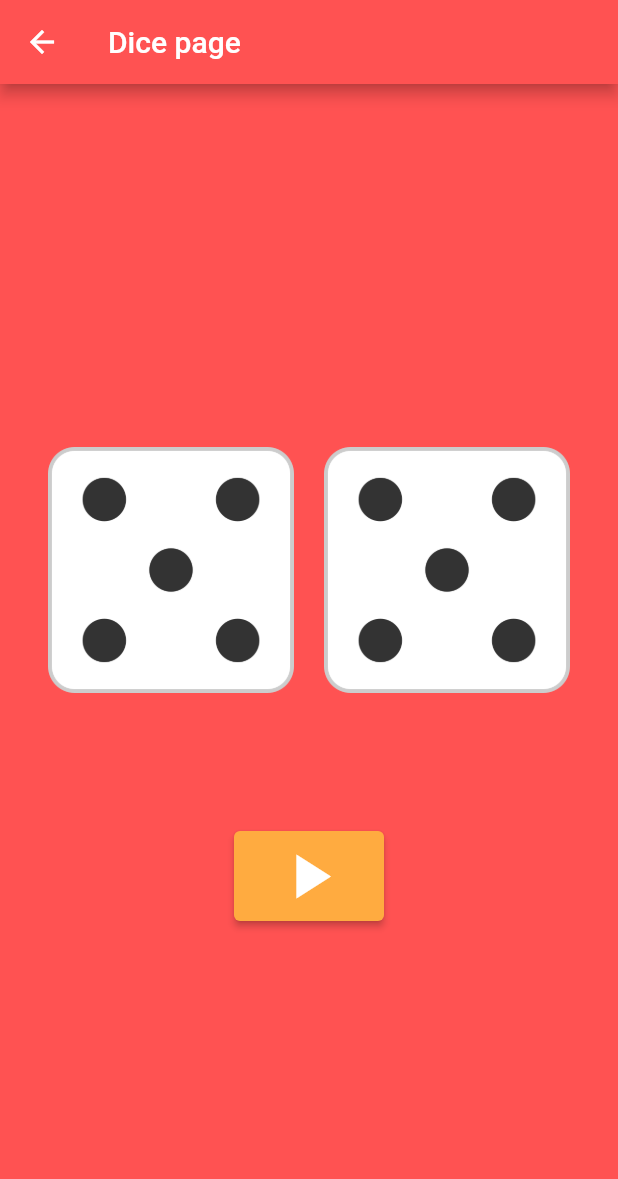
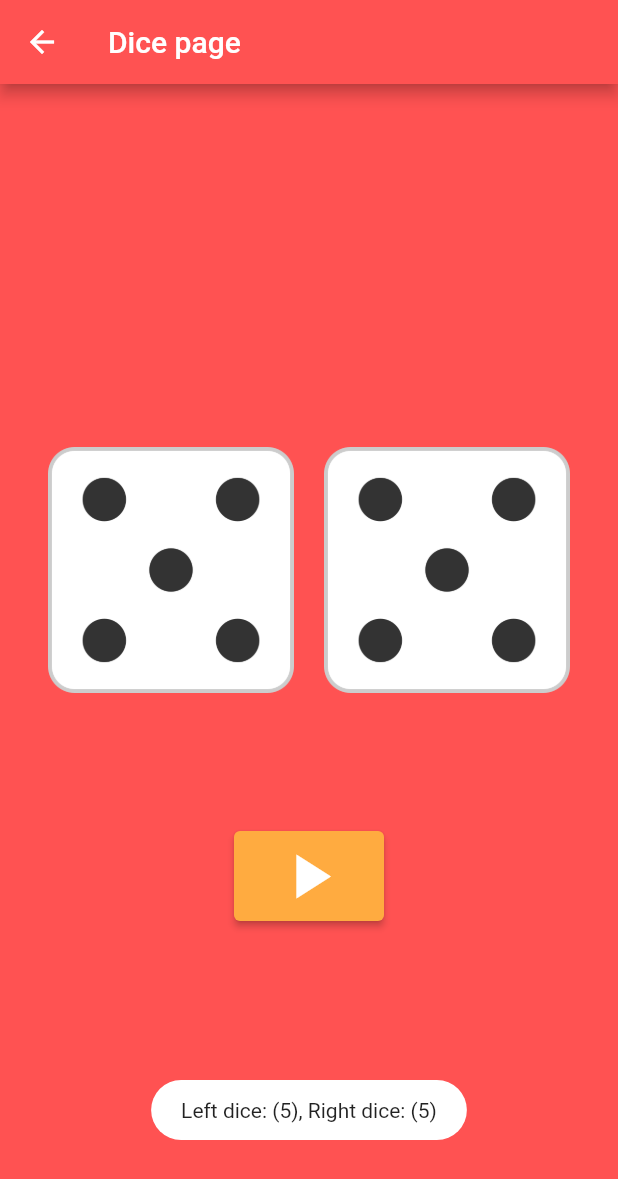
Before and after one commit to gandalgom/chef-dice-game, a Flutter app: the Dice screen opened directly, after a tap on the "play arrow" icon, on a phone screen of 412 x 824 dp. Shown: the top 1179 px of the screen. Run offline on Flutter 3.47's test engine with Material 2 defaults, Android fonts, the phone set to English and light mode, and no system bars; our stand-ins replace fluttertoast.

Commit message:
토스트 메시지 추가

```diff
--- a/lib/dice.dart
+++ b/lib/dice.dart
@@ -1,5 +1,6 @@
 import 'package:flutter/material.dart';
 import 'dart:math';
+import 'package:fluttertoast/fluttertoast.dart';
 
 class Dice extends StatefulWidget {
   const Dice({Key? key}) : super(key: key);
@@ -45,6 +46,7 @@ class _DiceState extends State<Dice> {
                 setState(() {
                   leftDice = Random().nextInt(6) + 1;
                   rightDice = Random().nextInt(6) + 1;
+                  showToast('Left dice: ($leftDice), Right dice: ($rightDice)');
                 });
               },
               style: ElevatedButton.styleFrom(
@@ -62,4 +64,14 @@ class _DiceState extends State<Dice> {
       ),
     );
   }
+
+  void showToast(String message) {
+    Fluttertoast.showToast(
+      msg: message,
+      backgroundColor: Colors.white,
+      textColor: Colors.black87,
+      toastLength: Toast.LENGTH_SHORT,
+      gravity: ToastGravity.BOTTOM,
+    );
+  }
 }
--- a/pubspec.yaml
+++ b/pubspec.yaml
@@ -34,6 +34,7 @@ dependencies:
   # The following adds the Cupertino Icons font to your application.
   # Use with the CupertinoIcons class for iOS style icons.
   cupertino_icons: ^1.0.2
+  fluttertoast: ^8.0.9
 
 dev_dependencies:
   flutter_test:
```
Also changed, not shown: pubspec.lock, 3 other files.
